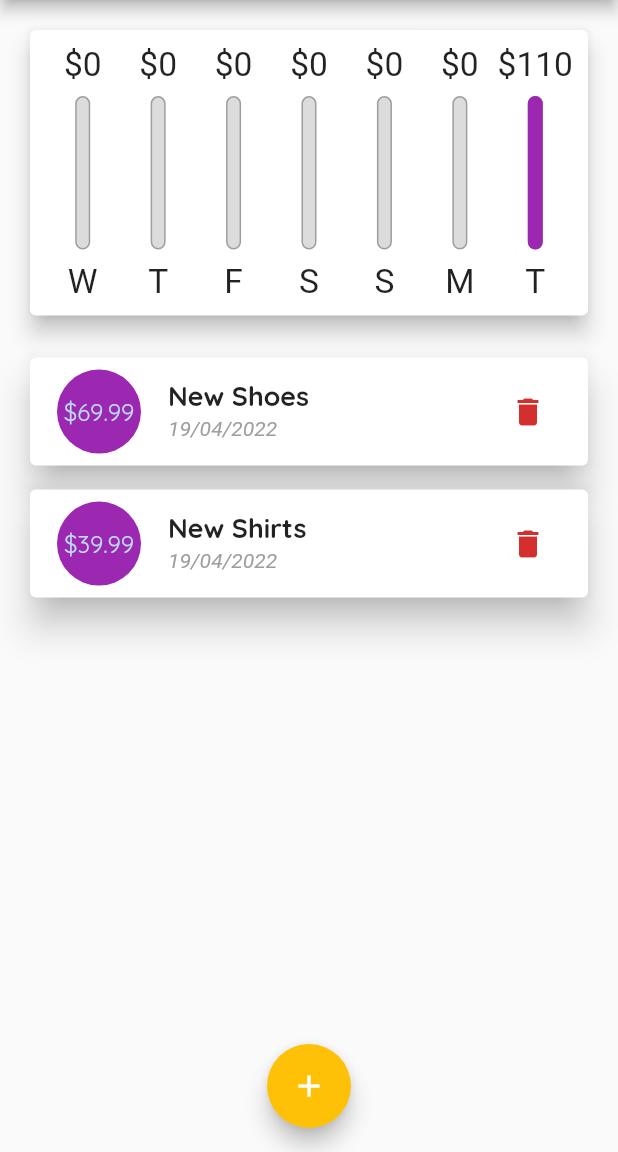
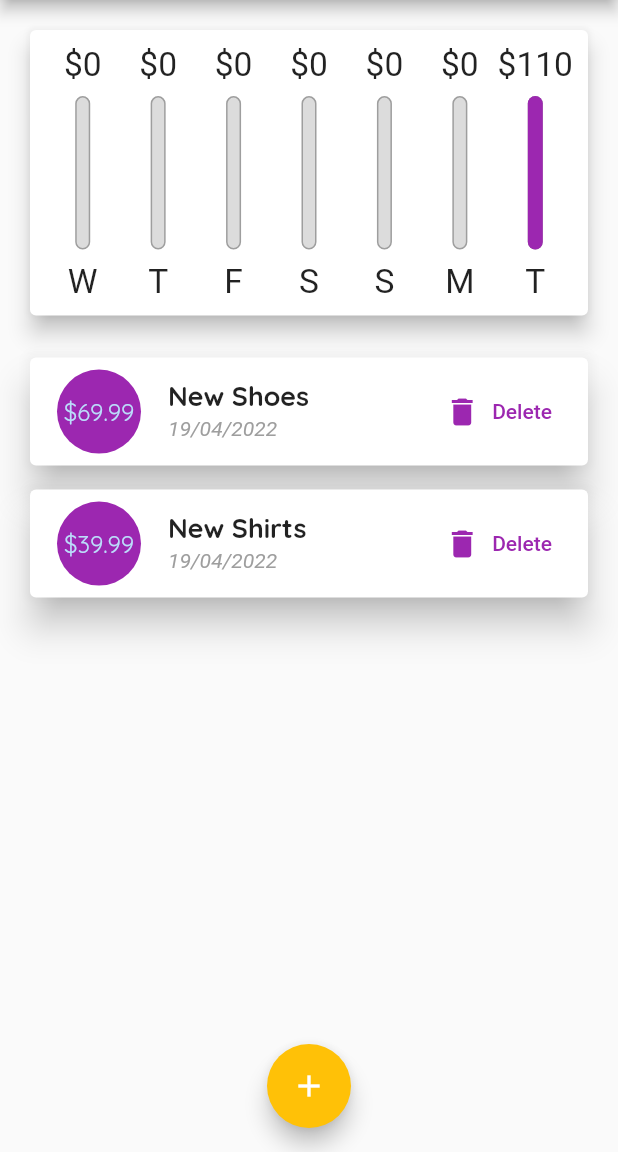
Before and after one commit to pliniogim/gasto, a Flutter app: the screen it shows after launch, on a phone screen of 412 x 824 dp, the part 84-1236 px from its top. Run offline on Flutter 3.47's test engine with Material 2 defaults, Android fonts, the phone set to English and light mode, and no system bars.

Commit message:
20220419

```diff
--- a/lib/home/gasto_home.dart
+++ b/lib/home/gasto_home.dart
@@ -36,6 +36,9 @@ class _GastoHomeState extends State<GastoHome> {
       date: DateTime.now(),
     ),
   ];
+
+  //switch
+  bool _showChart = false;
 
   List<Transaction> get _recentTransactions {
     return _userTransactions.where((tx) {
@@ -82,6 +85,9 @@ class _GastoHomeState extends State<GastoHome> {
 
   @override
   Widget build(BuildContext context) {
+    final mediaQuery = MediaQuery.of(context);
+
+    bool isLandscape = mediaQuery.orientation == Orientation.landscape;
     var appBar = AppBar(
       title: const Text(
         'Personal Expenses',
@@ -96,6 +102,13 @@ class _GastoHomeState extends State<GastoHome> {
         )
       ],
     );
+    final txListWidget = SizedBox(
+      child: TransactionList(_userTransactions, _deleteTransaction),
+      height: (mediaQuery.size.height -
+              appBar.preferredSize.height -
+              mediaQuery.padding.top) *
+          0.7,
+    );
     return Scaffold(
       appBar: appBar,
       body: SingleChildScrollView(
@@ -103,12 +116,38 @@ class _GastoHomeState extends State<GastoHome> {
           mainAxisAlignment: MainAxisAlignment.start,
           crossAxisAlignment: CrossAxisAlignment.stretch,
           children: <Widget>[
-            SizedBox(
-                height: (MediaQuery.of(context).size.height -
+            if (isLandscape)
+              Row(mainAxisAlignment: MainAxisAlignment.center, children: [
+                const Text(
+                  'Show Chart',
+                ),
+                Switch(
+                    value: _showChart,
+                    onChanged: (val) {
+                      setState(() {
+                        _showChart = val;
+                      });
+                    }),
+              ]),
+            if (!isLandscape)
+              SizedBox(
+                height: (mediaQuery.size.height -
                         appBar.preferredSize.height -
-                        MediaQuery.of(context).padding.top) *
-                    0.3,
-                child: Chart(_recentTransactions)),
+                        mediaQuery.padding.top) *
+                    .3,
+                child: Chart(_recentTransactions),
+              ),
+            if (!isLandscape) txListWidget,
+            if (isLandscape)
+              _showChart
+                  ? SizedBox(
+                      height: (mediaQuery.size.height -
+                              appBar.preferredSize.height -
+                              mediaQuery.padding.top) *
+                          .6,
+                      child: Chart(_recentTransactions),
+                    )
+                  : txListWidget
             // const SizedBox(
             //   height: 10,
             // ),
@@ -163,13 +202,7 @@ class _GastoHomeState extends State<GastoHome> {
             //split2
             // NewTransaction(),
             // TransactionList(),
-            SizedBox(
-              child: TransactionList(_userTransactions, _deleteTransaction),
-              height: (MediaQuery.of(context).size.height -
-                      appBar.preferredSize.height -
-                      MediaQuery.of(context).padding.top) *
-                  0.7,
-            ),
+
             //split
             // Column(
             //   children: transactions
--- a/lib/home/widgets/new_transaction.dart
+++ b/lib/home/widgets/new_transaction.dart
@@ -60,10 +60,16 @@ class _NewTransactionState extends State<NewTransaction> {
 
   @override
   Widget build(BuildContext context) {
-    return Card(
+    return SingleChildScrollView(
+      child: Card(
         elevation: 10,
         child: Container(
-        padding: const EdgeInsets.all(10),
+          padding: EdgeInsets.only(
+            top: 10,
+            left: 10,
+            right: 10,
+            bottom: MediaQuery.of(context).viewInsets.bottom + 10,
+          ),
           child: Column(
             crossAxisAlignment: CrossAxisAlignment.end,
             children: <Widget>[
@@ -130,6 +136,7 @@ class _NewTransactionState extends State<NewTransaction> {
             ],
           ),
         ),
+      ),
     );
   }
 }
--- a/lib/home/widgets/transaction_list.dart
+++ b/lib/home/widgets/transaction_list.dart
@@ -22,8 +22,10 @@ class TransactionList extends StatelessWidget {
 
   @override
   Widget build(BuildContext context) {
+    final mediaQuery = MediaQuery.of(context);
     return transactions.isEmpty
-        ? Column(
+        ? LayoutBuilder(builder: (ctx, constraints) {
+            return Column(
               children: <Widget>[
                 Text(
                   'No transactions added yet!',
@@ -33,14 +35,15 @@ class TransactionList extends StatelessWidget {
                   height: 10,
                 ),
                 SizedBox(
-                height: 200,
+                  height: constraints.maxHeight * 0.6,
                   child: Image.asset(
                     'assets/images/waiting.png',
                     fit: BoxFit.cover,
                   ),
-              )
+                ),
               ],
-          )
+            );
+          })
         : ListView.builder(
             itemBuilder: (context, index) {
               return Card(
@@ -62,7 +65,14 @@ class TransactionList extends StatelessWidget {
                       ),
                     ),
                   ),
-                  trailing: IconButton(
+                  trailing: mediaQuery.size.width > 360
+                      ? TextButton.icon(
+                          //textColor: Theme.of(context).errorColor,
+                          icon: const Icon(Icons.delete),
+                          onPressed: () => deletetx(transactions[index].id),
+                          label: const Text('Delete'),
+                        )
+                      : IconButton(
                           icon: const Icon(Icons.delete),
                           color: Theme.of(context).errorColor,
                           onPressed: () => deletetx(transactions[index].id),
--- a/lib/main.dart
+++ b/lib/main.dart
@@ -1,5 +1,5 @@
 import 'package:flutter/material.dart';
-import 'package:flutter/services.dart';
+//import 'package:flutter/services.dart';
 
 import '../home/gasto_home.dart';
 
```
Lines whose indentation alone changed are shown as unchanged.
